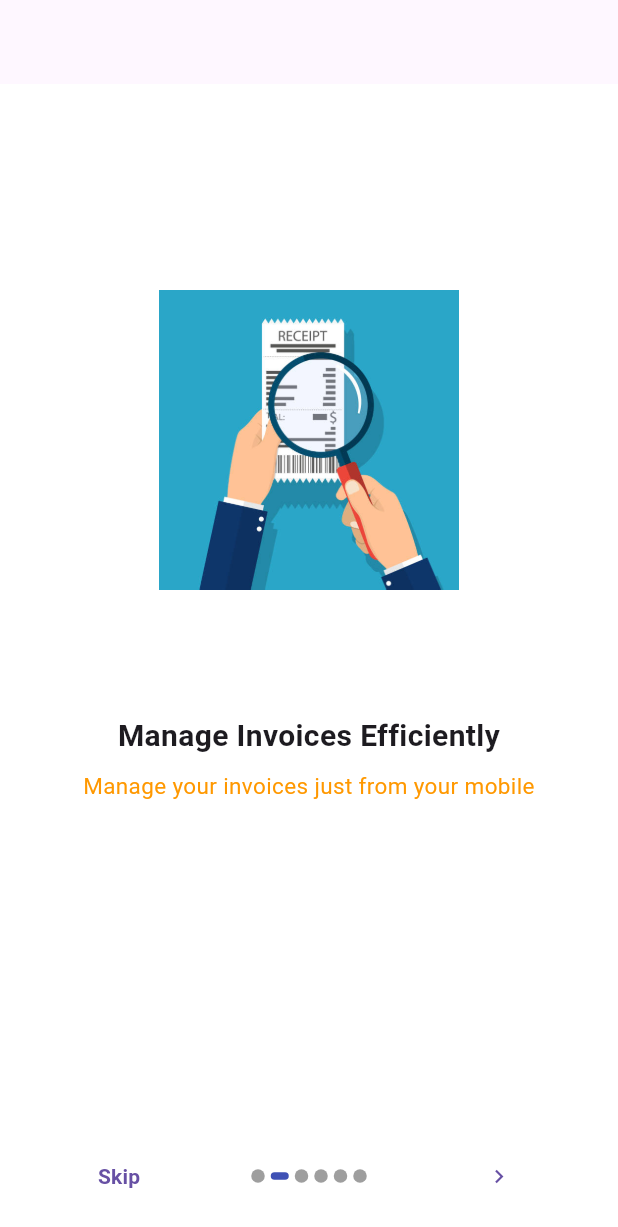
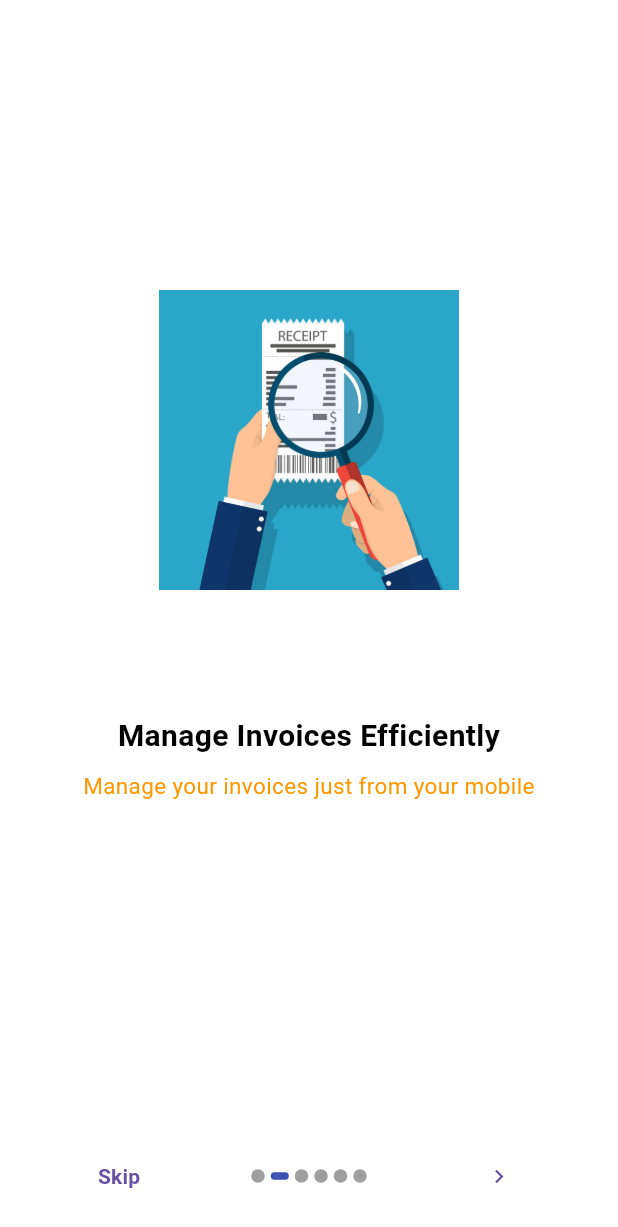
Before and after one commit to Bainocular/expense_automation, a Flutter app: the screen it shows after launch, swiped to page 2, on a phone screen of 412 x 824 dp. Shown: the top 1227 px of the screen. Run offline on Flutter 3.47's test engine with Material 3 defaults, Android fonts, the phone set to English and light mode, and no system bars; drawn by our look-alikes of introduction_screen; our stand-ins replace camera, file_picker, image_picker, shared_preferences.

Commit message:
version 6thmay2026

```diff
--- a/lib/main.dart
+++ b/lib/main.dart
@@ -26,8 +26,35 @@ class MyApp extends StatelessWidget {
       title: 'Expense Tool',
       debugShowCheckedModeBanner: false,
       // Enable dark theme
-      theme: ThemeData.light(),
-      darkTheme: ThemeData.dark(),
+      theme: ThemeData.light().copyWith(
+        scaffoldBackgroundColor: const Color(0xfff5f6fa),
+        textTheme: const TextTheme(
+          bodyMedium: TextStyle(color: Colors.black, fontSize: 16),
+          titleMedium: TextStyle(color: Colors.black, fontSize: 18),
+        ),
+        appBarTheme: AppBarTheme(
+          backgroundColor: Colors.white,
+          titleTextStyle: TextStyle(color: Colors.black, fontSize: 18),
+          iconTheme: IconThemeData(color: Colors.black),
+        ),
+      ),
+      darkTheme: ThemeData.dark().copyWith(
+        scaffoldBackgroundColor: Colors.black,
+        textTheme: const TextTheme(
+          bodyMedium: TextStyle(color: Colors.white, fontSize: 16),
+          titleMedium: TextStyle(color: Colors.white, fontSize: 18),
+        ),
+        appBarTheme: AppBarTheme(
+          backgroundColor: Colors.black,
+          titleTextStyle: TextStyle(
+            color: Colors.white,
+            fontSize: 18,
+            //fontWeight: FontWeight.
+          ),
+          iconTheme: IconThemeData(color: Colors.white),
+        ),
+      ),
+      themeMode: ThemeMode.system,
       // themeMode: ThemeMode.dark, // Force dark mode
       //home: LoginPage(),
       //home: OTPLoginScreen(),
```
Also changed, not shown: lib/screens/home_screen.dart (+8 -3 lines), lib/screens/otp_login_screen.dart (+29 -3 lines), 2 other files.
